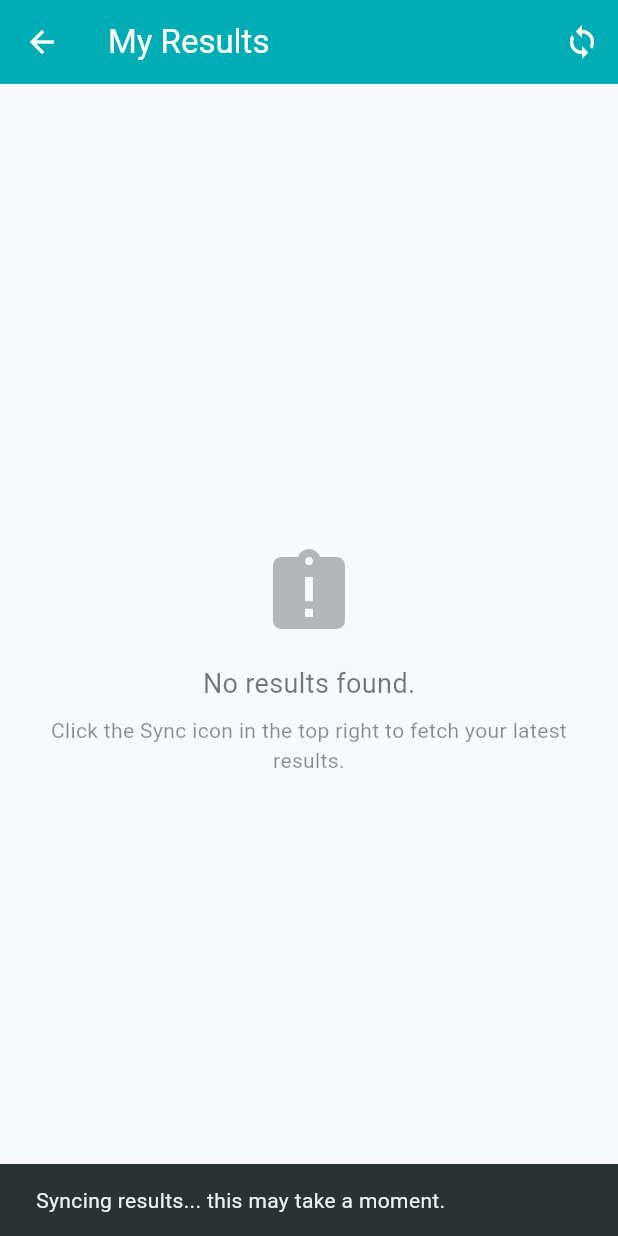
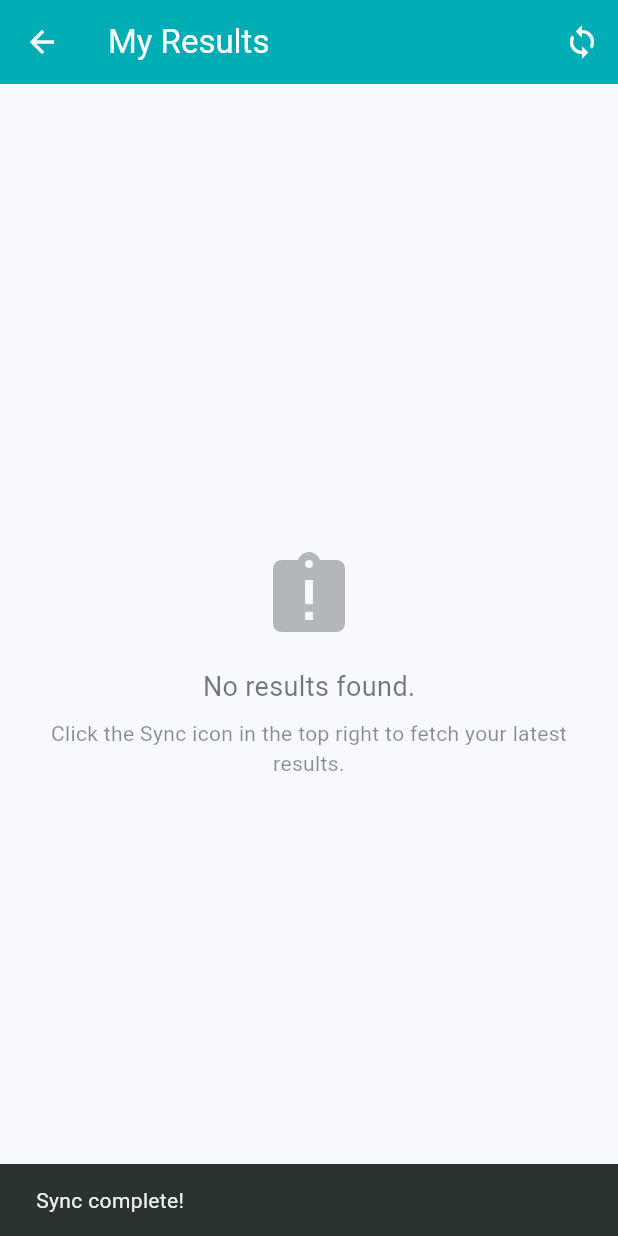
Before and after one commit to ImranHasan13421/ShEC-CSE, a Flutter app: the ResultsScreen screen opened directly, after a tap on the "sync" icon, on a phone screen of 412 x 824 dp. Run offline on Flutter 3.47's test engine with Material 3 defaults, Android fonts, the phone set to English and light mode, and no system bars; our stand-ins replace flutter_dotenv, flutter_local_notifications, image_picker, supabase_flutter; accounts and stored records are empty.

```diff
--- a/lib/features/results/screens/results_screen.dart
+++ b/lib/features/results/screens/results_screen.dart
@@ -56,18 +56,50 @@ class _ResultsScreenState extends State<ResultsScreen> {
               return IconButton(
                 icon: const Icon(Icons.sync),
                 tooltip: 'Sync Results',
-                onPressed: () {
-                  ResultService.syncResults();
+                onPressed: () async {
+                  await ResultService.syncResults();
+                  if (context.mounted) {
                     ScaffoldMessenger.of(context).showSnackBar(
-                    const SnackBar(content: Text('Syncing results... this may take a moment.')),
+                      const SnackBar(content: Text('Sync complete!')),
                     );
+                  }
                 },
               );
             },
           ),
         ],
       ),
-      body: ValueListenableBuilder<List<ExamResult>>(
+      body: Column(
+        children: [
+          // 1. Progress Bar at the Top
+          ValueListenableBuilder<bool>(
+            valueListenable: isSyncingResults,
+            builder: (context, isSyncing, _) {
+              if (isSyncing) {
+                return Column(
+                  children: [
+                    const LinearProgressIndicator(),
+                    Padding(
+                      padding: const EdgeInsets.symmetric(vertical: 8.0),
+                      child: Text(
+                        'Syncing academic results... please wait',
+                        style: TextStyle(
+                          fontSize: 12,
+                          color: colors.primary,
+                          fontWeight: FontWeight.w500,
+                        ),
+                      ),
+                    ),
+                  ],
+                );
+              }
+              return const SizedBox(height: 4); // Spacer when not syncing
+            },
+          ),
+
+          // 2. Main Content
+          Expanded(
+            child: ValueListenableBuilder<List<ExamResult>>(
               valueListenable: studentResultsState,
               builder: (context, results, _) {
                 if (results.isEmpty) {
@@ -104,6 +136,9 @@ class _ResultsScreenState extends State<ResultsScreen> {
                   },
                 );
               },
+            ),
+          ),
+        ],
       ),
     );
   }
```
Also changed, not shown: lib/backend/services/result_scraper_service.dart (+23 -5 lines), lib/features/profile/screens/profile_screen.dart (+11 -22 lines). Lines whose indentation alone changed are shown as unchanged.
